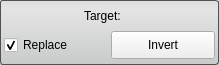
Qt form Interface/ToolInterface/InvertToolInterface.ui (jessdtate/Seg3D) before a commit.
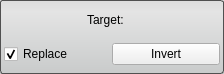
The same form after that commit.

The edit to the form file:
```diff
--- a/Interface/ToolInterface/InvertToolInterface.ui
+++ b/Interface/ToolInterface/InvertToolInterface.ui
@@ -6,8 +6,8 @@
    <rect>
     <x>0</x>
     <y>0</y>
-    <width>219</width>
-    <height>65</height>
+    <width>224</width>
+    <height>74</height>
    </rect>
   </property>
   <property name="sizePolicy">
@@ -25,7 +25,7 @@
   <property name="maximumSize">
    <size>
     <width>16777215</width>
-    <height>65</height>
+    <height>16777215</height>
    </size>
   </property>
   <property name="windowTitle">
@@ -38,7 +38,7 @@
 	background-color: qlineargradient(spread:pad, x1:0.5, y1:0, x2:0.5, y2:0.960227, stop:0 rgba(221, 221, 221, 255), stop:0.155779 rgba(228, 228, 228, 255), stop:1 rgba(202, 204, 204, 255));      
 }</string>
   </property>
-  <layout class="QVBoxLayout" name="verticalLayout" stretch="1,1">
+  <layout class="QVBoxLayout" name="verticalLayout">
    <property name="spacing">
     <number>2</number>
    </property>
@@ -72,15 +72,28 @@
     </layout>
    </item>
    <item>
-    <layout class="QHBoxLayout" name="replaceInvertLayout">
+    <widget class="QWidget" name="replaceRunWidget" native="true">
+     <property name="minimumSize">
+      <size>
+       <width>0</width>
+       <height>32</height>
+      </size>
+     </property>
+     <property name="maximumSize">
+      <size>
+       <width>16777215</width>
+       <height>32</height>
+      </size>
+     </property>
+     <layout class="QHBoxLayout" name="horizontalLayout" stretch="1,1">
+      <property name="spacing">
+       <number>0</number>
+      </property>
+      <property name="margin">
+       <number>0</number>
+      </property>
      <item>
       <widget class="QCheckBox" name="replaceCheckBox">
-       <property name="minimumSize">
-        <size>
-         <width>0</width>
-         <height>32</height>
-        </size>
-       </property>
        <property name="text">
         <string>Replace</string>
        </property>
@@ -91,24 +104,13 @@
      </item>
      <item>
       <widget class="QPushButton" name="runFilterButton">
-       <property name="minimumSize">
-        <size>
-         <width>0</width>
-         <height>28</height>
-        </size>
-       </property>
-       <property name="maximumSize">
-        <size>
-         <width>16777215</width>
-         <height>28</height>
-        </size>
-       </property>
        <property name="text">
         <string>Invert</string>
        </property>
       </widget>
      </item>
     </layout>
+    </widget>
    </item>
   </layout>
  </widget>
```
Lines whose indentation alone changed are shown as unchanged.
